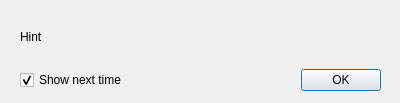
First picture: the form in propside/hintdialog.ui, repository parallaxinc/SimpleIDE, before the edit.
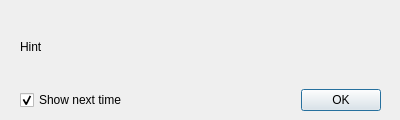
Second picture: the form after the edit.

What changed in the file:
```diff
--- a/propside/hintdialog.ui
+++ b/propside/hintdialog.ui
@@ -7,7 +7,7 @@
     <x>0</x>
     <y>0</y>
     <width>400</width>
-    <height>103</height>
+    <height>120</height>
    </rect>
   </property>
   <property name="windowTitle">
@@ -19,7 +19,7 @@
      <x>20</x>
      <y>10</y>
      <width>361</width>
-     <height>81</height>
+     <height>101</height>
     </rect>
    </property>
    <layout class="QVBoxLayout" name="verticalLayout">
```
